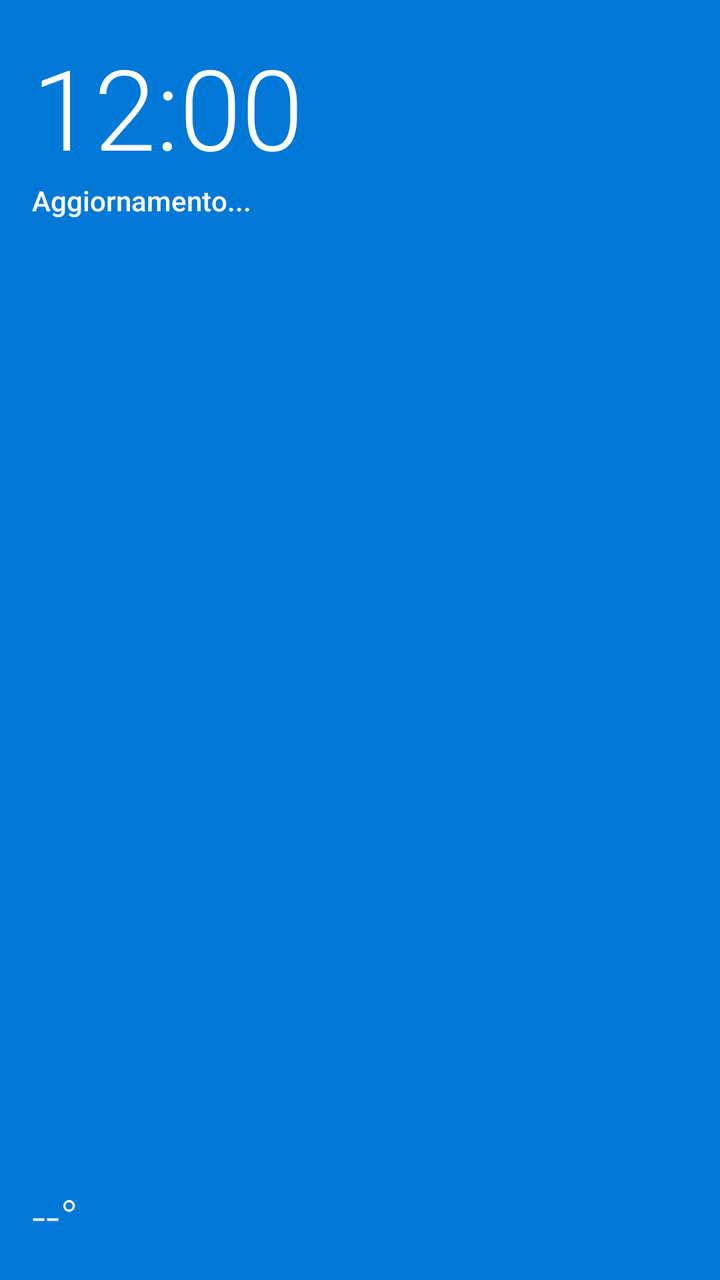
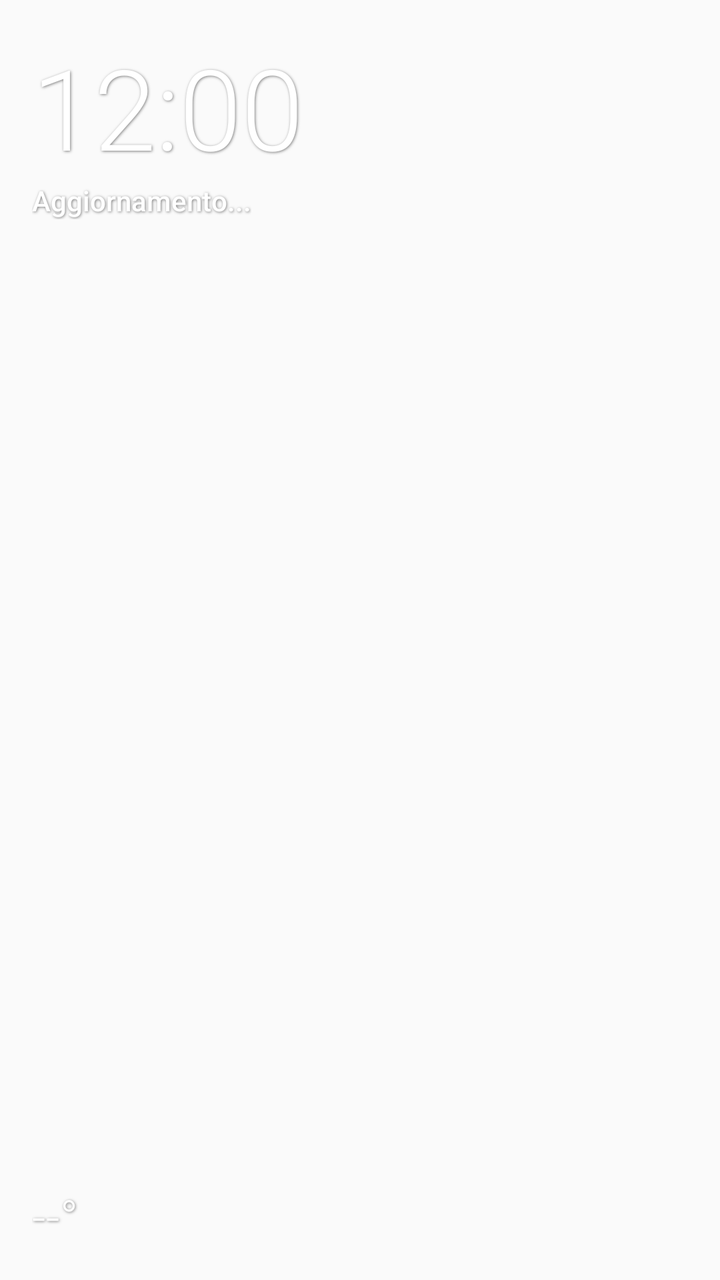

An Android layout rendered at two revisions. The XML below is the earlier revision; the diff shows what the commit changed to produce the second picture.
<!-- AndroidManifest.xml: application theme AppTheme -->
<!-- res/layout/widget_layout.xml -->
<?xml version="1.0" encoding="utf-8"?>
<RelativeLayout xmlns:android="http://schemas.android.com/apk/res/android"
    android:layout_width="match_parent"
    android:layout_height="match_parent"
    android:background="#0078d7"
    android:padding="16dp">

    <TextClock
        android:id="@+id/widget_clock"
        android:layout_width="wrap_content"
        android:layout_height="wrap_content"
        android:layout_alignParentTop="true"
        android:layout_alignParentStart="true"
        android:textColor="#ffffff"
        android:textSize="56sp"
        android:fontFamily="sans-serif-light"
        android:format12Hour="h:mm"
        android:format24Hour="HH:mm" />

    <TextView
        android:id="@+id/widget_date"
        android:layout_width="wrap_content"
        android:layout_height="wrap_content"
        android:layout_below="@id/widget_clock"
        android:layout_alignParentStart="true"
        android:textColor="#ffffff"
        android:textSize="14sp"
        android:fontFamily="sans-serif-medium"
        android:text="Aggiornamento..." />

    <TextView
        android:id="@+id/widget_weather"
        android:layout_width="wrap_content"
        android:layout_height="wrap_content"
        android:layout_alignParentBottom="true"
        android:layout_alignParentStart="true"
        android:textColor="#ffffff"
        android:textSize="24sp"
        android:fontFamily="sans-serif-light"
        android:text="--°" />

</RelativeLayout>
<!-- resources referenced by this layout -->
<resources>
  <style name="AppTheme" parent="Theme.AppCompat.Light.DarkActionBar">
          
          <item name="colorPrimary">@color/colorPrimary</item>
          <item name="colorPrimaryDark">@color/colorPrimaryDark</item>
          <item name="colorAccent">@color/colorAccent</item>
      </style>
</resources>

<!-- the commit's change to res/layout/widget_layout.xml (unified diff, before → after) -->
@@ -2,7 +2,7 @@
 <RelativeLayout xmlns:android="http://schemas.android.com/apk/res/android"
     android:layout_width="match_parent"
     android:layout_height="match_parent"
-    android:background="#0078d7"
+    android:background="@android:color/transparent"
     android:padding="16dp">
 
     <TextClock
@@ -12,6 +12,10 @@
         android:layout_alignParentTop="true"
         android:layout_alignParentStart="true"
         android:textColor="#ffffff"
+        android:shadowColor="#80000000"
+        android:shadowDx="1"
+        android:shadowDy="1"
+        android:shadowRadius="3"
         android:textSize="56sp"
         android:fontFamily="sans-serif-light"
         android:format12Hour="h:mm"
@@ -24,6 +28,10 @@
         android:layout_below="@id/widget_clock"
         android:layout_alignParentStart="true"
         android:textColor="#ffffff"
+        android:shadowColor="#80000000"
+        android:shadowDx="1"
+        android:shadowDy="1"
+        android:shadowRadius="3"
         android:textSize="14sp"
         android:fontFamily="sans-serif-medium"
         android:text="Aggiornamento..." />
@@ -35,6 +43,10 @@
         android:layout_alignParentBottom="true"
         android:layout_alignParentStart="true"
         android:textColor="#ffffff"
+        android:shadowColor="#80000000"
+        android:shadowDx="1"
+        android:shadowDy="1"
+        android:shadowRadius="3"
         android:textSize="24sp"
         android:fontFamily="sans-serif-light"
         android:text="--°" />
